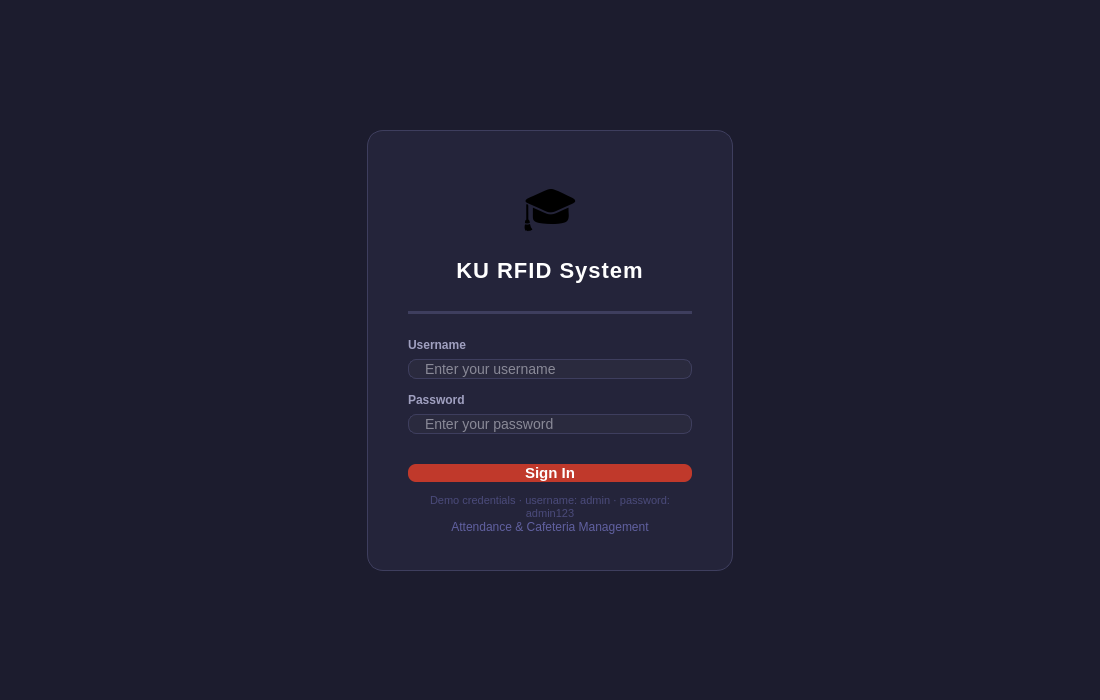
The window that ui/LoginPage.ui (LeluchVIBritannia/RFID-based-student-attendence-system-) describes before a commit, drawn with Qt 5.
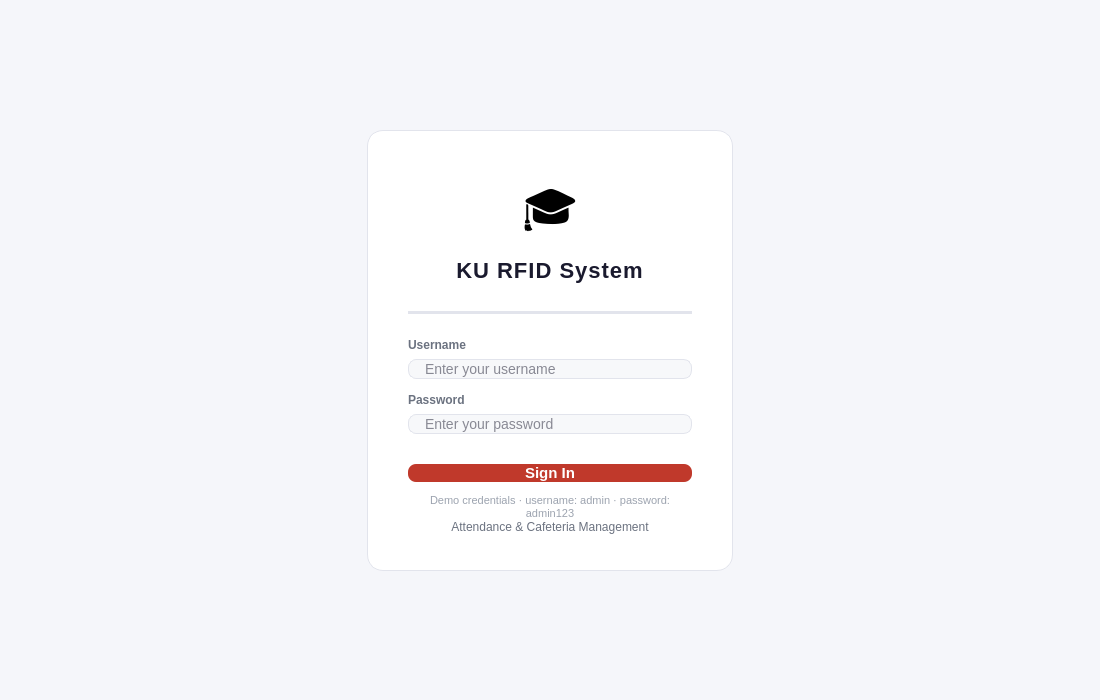
The same window after the commit.

```diff
--- a/ui/LoginPage.ui
+++ b/ui/LoginPage.ui
@@ -15,7 +15,7 @@
   </property>
   <property name="styleSheet">
    <string notr="true">QWidget#LoginPage {
-    background-color: #1C1C2E;
+    background-color: #F5F6FA;
 }
 </string>
   </property>
@@ -70,9 +70,9 @@
       <widget class="QFrame" name="cardFrame">
        <property name="styleSheet">
         <string notr="true">QFrame#cardFrame {
-    background-color: #24243A;
+    background-color: #FFFFFF;
     border-radius: 16px;
-    border: 1px solid #3E3E5E;
+    border: 1px solid #E2E4EC;
 }
 </string>
        </property>
@@ -130,7 +130,7 @@
         <item>
          <widget class="QLabel" name="labelAppName">
           <property name="styleSheet">
-           <string notr="true">font-size: 22px; font-weight: 700; color: #FFFFFF; letter-spacing: 1px; background: transparent; border: none;</string>
+           <string notr="true">font-size: 22px; font-weight: 700; color: #1A1A2E; letter-spacing: 1px; background: transparent; border: none;</string>
           </property>
           <property name="text">
            <string>KU RFID System</string>
@@ -175,7 +175,7 @@
         <item>
          <widget class="QFrame" name="dividerLine">
           <property name="styleSheet">
-           <string notr="true">background-color: #3E3E5E; border: none;</string>
+           <string notr="true">background-color: #E2E4EC; border: none;</string>
           </property>
           <property name="frameShape">
            <enum>QFrame::Shape::HLine</enum>
@@ -204,7 +204,7 @@
         <item>
          <widget class="QLabel" name="labelUsername">
           <property name="styleSheet">
-           <string notr="true">font-size: 12px; font-weight: 600; color: #A0A0C0; background: transparent; border: none;</string>
+           <string notr="true">font-size: 12px; font-weight: 600; color: #6B7280; background: transparent; border: none;</string>
           </property>
           <property name="text">
            <string>Username</string>
@@ -231,9 +231,9 @@
          <widget class="QLineEdit" name="lineEditUsername">
           <property name="styleSheet">
            <string notr="true">QLineEdit {
-    background-color: #2A2A3E;
-    color: #E8E8F0;
-    border: 1px solid #3E3E5E;
+    background-color: #F7F8FA;
+    color: #1A1A2E;
+    border: 1px solid #E2E4EC;
     border-radius: 8px;
     padding: 0 14px;
     font-size: 14px;
@@ -267,7 +267,7 @@
         <item>
          <widget class="QLabel" name="labelPassword">
           <property name="styleSheet">
-           <string notr="true">font-size: 12px; font-weight: 600; color: #A0A0C0; background: transparent; border: none;</string>
+           <string notr="true">font-size: 12px; font-weight: 600; color: #6B7280; background: transparent; border: none;</string>
           </property>
           <property name="text">
            <string>Password</string>
@@ -294,9 +294,9 @@
          <widget class="QLineEdit" name="lineEditPassword">
           <property name="styleSheet">
            <string notr="true">QLineEdit {
-    background-color: #2A2A3E;
-    color: #E8E8F0;
-    border: 1px solid #3E3E5E;
+    background-color: #F7F8FA;
+    color: #1A1A2E;
+    border: 1px solid #E2E4EC;
     border-radius: 8px;
     padding: 0 14px;
     font-size: 14px;
@@ -401,7 +401,7 @@
         <item>
          <widget class="QLabel" name="labelHint">
           <property name="styleSheet">
-           <string notr="true">color: #4A4A7A; font-size: 11px; background: transparent; border: none;</string>
+           <string notr="true">color: #9CA3AF; font-size: 11px; background: transparent; border: none;</string>
           </property>
           <property name="text">
            <string>Demo credentials · username: admin · password: admin123</string>
@@ -417,7 +417,7 @@
         <item>
          <widget class="QLabel" name="labelSubtitle">
           <property name="styleSheet">
-           <string notr="true">font-size: 12px; color: #6060A0; background: transparent; border: none;</string>
+           <string notr="true">font-size: 12px; color: #6B7280; background: transparent; border: none;</string>
           </property>
           <property name="text">
            <string>Attendance &amp; Cafeteria Management</string>
```
